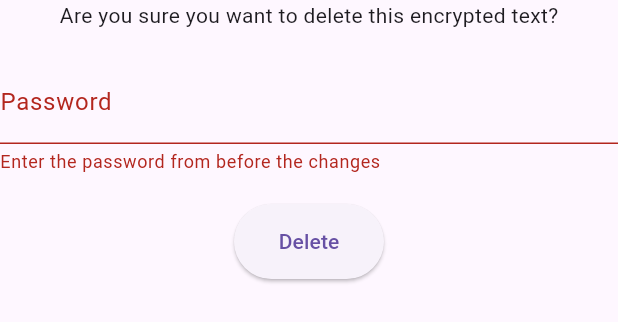
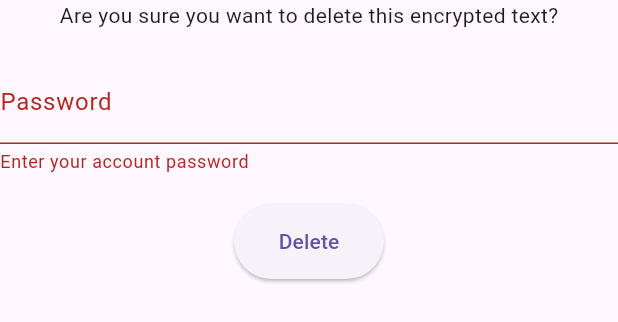
Before and after one commit to willotavio/enc-flutter, a Flutter app: the DeleteEncryptedText widget shown alone on an empty page, opened directly with empty values, after a tap on "Delete", on a phone screen of 412 x 824 dp. Shown: the top 322 px of the screen. Run offline on Flutter 3.47's test engine with Material 3 defaults, Android fonts, the phone set to English and light mode, and no system bars; our stand-ins replace device_info_plus, permission_handler, sqflite; missing offline and left inert: excel, hashlib, pointycastle; accounts and stored records are empty.

Commit message:
Change password confirmation to account password in DeleteEncryptedText

```diff
--- a/lib/widgets/encrypted_texts/delete_encryption_text.dart
+++ b/lib/widgets/encrypted_texts/delete_encryption_text.dart
@@ -1,7 +1,9 @@
-import 'package:enc_flutter/services/cryptographer/cryptographer.dart';
+import 'dart:convert';
 import 'package:enc_flutter/services/encrypted_text/encrypted_text.dart';
 import 'package:enc_flutter/services/encrypted_text/encrypted_text_service.dart';
+import 'package:enc_flutter/services/user/user_service.dart';
 import 'package:flutter/material.dart';
+import 'package:hashlib/hashlib.dart';
 
 class DeleteEncryptedText extends StatefulWidget {
   final EncryptedText encryptedText;
@@ -27,7 +29,7 @@ class _DeleteEncrypteTextState extends State<DeleteEncryptedText> {
             TextFormField(
               validator: (String? value) {
                 if(value != null && value.isEmpty) {
-                  return "Enter the password from before the changes";
+                  return "Enter your account password";
                 }
                 return null;
               },
@@ -41,8 +43,9 @@ class _DeleteEncrypteTextState extends State<DeleteEncryptedText> {
             ElevatedButton(
               onPressed: () async {
                 if(_formKey.currentState!.validate()) {
-                  final decryptionResult = Cryptographer.decrypt(widget.encryptedText.encryptedText.split(" | ")[0], widget.encryptedText.encryptedText.split(" | ")[1], _password.text);
-                  if(decryptionResult.$1) {
+                  var users = await UserService.getUsers();
+                  final result = bcryptVerify(users[0].password, utf8.encode(_password.text));
+                  if(result) {
                     await EncryptedTextService.deleteEncryptedText(widget.encryptedText.id);
                     Navigator.pop(context);
                     ScaffoldMessenger.of(context).showSnackBar(
@@ -60,7 +63,7 @@ class _DeleteEncrypteTextState extends State<DeleteEncryptedText> {
                   else {
                     ScaffoldMessenger.of(context).showSnackBar(
                       SnackBar(
-                        content: Text("Password is incorrect (|-v-)/"),
+                        content: Text("Wrong password (|-v-)/"),
                         duration: Duration(seconds: 1),
                         dismissDirection: DismissDirection.horizontal,
                         showCloseIcon: true,
```
